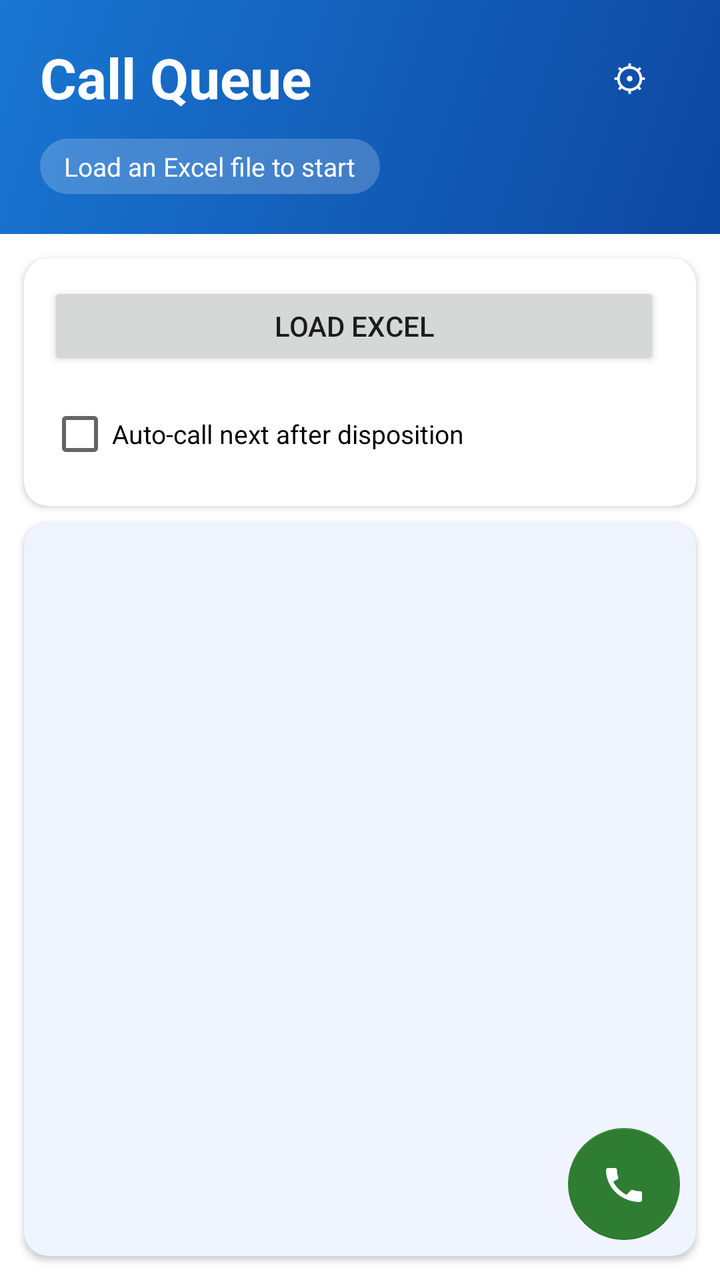
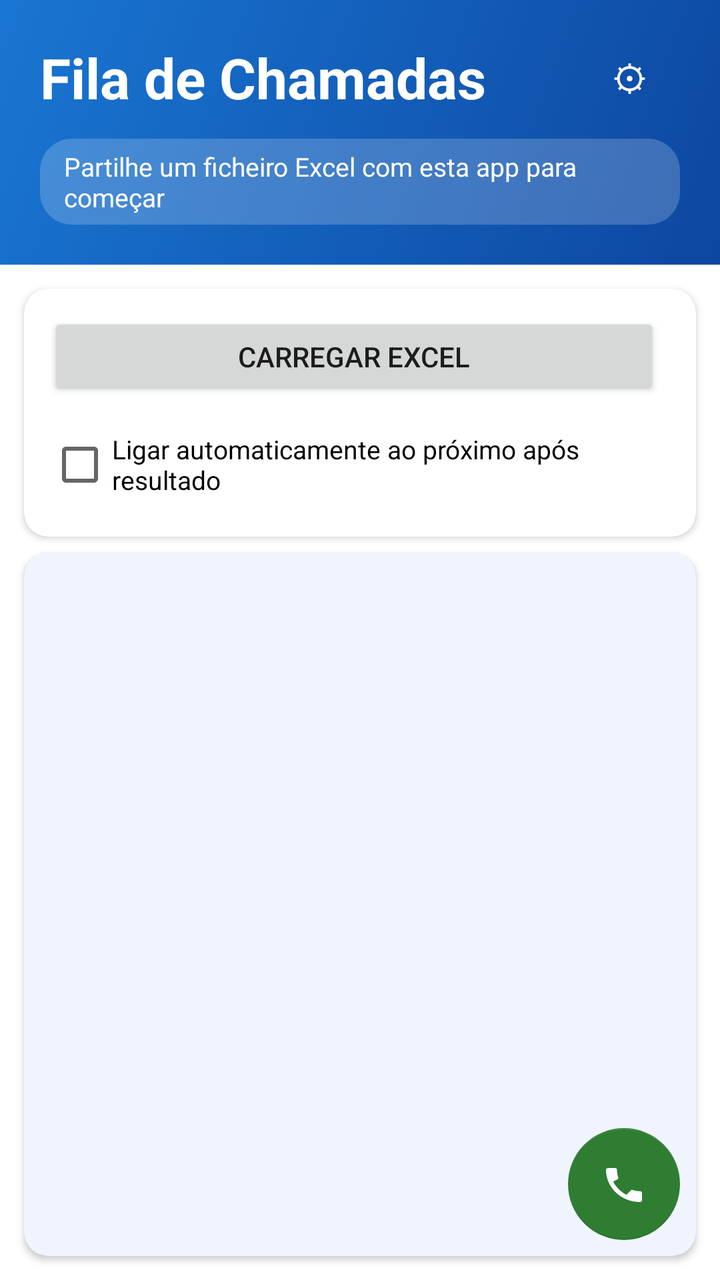

An Android layout rendered at two revisions. The XML below is the earlier revision; the diff shows what the commit changed to produce the second picture.
<!-- AndroidManifest.xml: application theme Theme.DialerApp -->
<!-- res/layout/activity_main.xml -->
<?xml version="1.0" encoding="utf-8"?>
<androidx.coordinatorlayout.widget.CoordinatorLayout
    xmlns:android="http://schemas.android.com/apk/res/android"
    xmlns:app="http://schemas.android.com/apk/res-auto"
    android:layout_width="match_parent"
    android:layout_height="match_parent">

    <LinearLayout
        android:layout_width="match_parent"
        android:layout_height="match_parent"
        android:orientation="vertical">

        
        <LinearLayout
            android:layout_width="match_parent"
            android:layout_height="wrap_content"
            android:orientation="vertical"
            android:background="@drawable/header_gradient"
            android:paddingStart="20dp"
            android:paddingEnd="20dp"
            android:paddingTop="20dp"
            android:paddingBottom="20dp">

            <LinearLayout
                android:layout_width="match_parent"
                android:layout_height="wrap_content"
                android:orientation="horizontal"
                android:gravity="center_vertical">

                <TextView
                    android:layout_width="0dp"
                    android:layout_height="wrap_content"
                    android:layout_weight="1"
                    android:text="Call Queue"
                    android:textSize="28sp"
                    android:textStyle="bold"
                    android:textColor="#FFFFFF" />

                <Button
                    android:id="@+id/btnSettings"
                    style="@style/Widget.MaterialComponents.Button.OutlinedButton"
                    android:layout_width="wrap_content"
                    android:layout_height="36dp"
                    android:text="⚙"
                    android:textSize="18sp"
                    android:textColor="#FFFFFF"
                    android:minWidth="0dp"
                    android:paddingStart="12dp"
                    android:paddingEnd="12dp"
                    app:strokeColor="#80FFFFFF"
                    app:strokeWidth="1dp" />
            </LinearLayout>

            <TextView
                android:id="@+id/statusText"
                android:layout_width="wrap_content"
                android:layout_height="wrap_content"
                android:text="Load an Excel file to start"
                android:textSize="13sp"
                android:textColor="#FFFFFF"
                android:background="@drawable/status_chip_bg"
                android:paddingStart="12dp"
                android:paddingEnd="12dp"
                android:paddingTop="5dp"
                android:paddingBottom="5dp"
                android:layout_marginTop="12dp" />
        </LinearLayout>

        
        <com.google.android.material.card.MaterialCardView
            android:layout_width="match_parent"
            android:layout_height="wrap_content"
            android:layout_marginStart="12dp"
            android:layout_marginEnd="12dp"
            android:layout_marginTop="12dp"
            android:layout_marginBottom="4dp"
            app:cardCornerRadius="12dp"
            app:cardElevation="2dp">

            <LinearLayout
                android:layout_width="match_parent"
                android:layout_height="wrap_content"
                android:orientation="vertical"
                android:padding="12dp">

                <LinearLayout
                    android:layout_width="match_parent"
                    android:layout_height="wrap_content"
                    android:orientation="horizontal"
                    android:layout_marginBottom="8dp">

                    <Button
                        android:id="@+id/btnLoad"
                        android:layout_width="0dp"
                        android:layout_height="44dp"
                        android:layout_weight="1"
                        android:text="Load Excel"
                        android:layout_marginEnd="6dp" />

                    <Button
                        android:id="@+id/btnReload"
                        android:layout_width="0dp"
                        android:layout_height="44dp"
                        android:layout_weight="1"
                        android:text="Reload Last File"
                        android:backgroundTint="#1565C0"
                        android:visibility="gone" />
                </LinearLayout>

                <Button
                    android:id="@+id/btnShareResults"
                    android:layout_width="match_parent"
                    android:layout_height="44dp"
                    android:text="Share Results"
                    android:backgroundTint="#1565C0"
                    android:visibility="gone"
                    android:layout_marginBottom="8dp" />

                <CheckBox
                    android:id="@+id/checkAutoCall"
                    android:layout_width="wrap_content"
                    android:layout_height="wrap_content"
                    android:text="Auto-call next after disposition"
                    android:textSize="13sp" />
            </LinearLayout>
        </com.google.android.material.card.MaterialCardView>

        
        <com.google.android.material.card.MaterialCardView
            android:layout_width="match_parent"
            android:layout_height="0dp"
            android:layout_weight="1"
            android:layout_marginStart="12dp"
            android:layout_marginEnd="12dp"
            android:layout_marginTop="4dp"
            android:layout_marginBottom="12dp"
            app:cardCornerRadius="12dp"
            app:cardElevation="2dp"
            app:cardBackgroundColor="#F0F4FF">

            <androidx.recyclerview.widget.RecyclerView
                android:id="@+id/recyclerView"
                android:layout_width="match_parent"
                android:layout_height="match_parent"
                android:paddingBottom="88dp"
                android:clipToPadding="false" />
        </com.google.android.material.card.MaterialCardView>

    </LinearLayout>

    
    <com.google.android.material.floatingactionbutton.FloatingActionButton
        android:id="@+id/btnDial"
        android:layout_width="wrap_content"
        android:layout_height="wrap_content"
        android:layout_gravity="bottom|end"
        android:layout_margin="20dp"
        android:src="@drawable/ic_phone_white"
        android:contentDescription="Dial Next"
        android:enabled="false"
        app:backgroundTint="#2E7D32"
        app:tint="#FFFFFF"
        app:fabSize="normal" />

</androidx.coordinatorlayout.widget.CoordinatorLayout>
<!-- resources referenced by this layout -->
<resources>
  <!-- drawable header_gradient (drawable) -->
  <?xml version="1.0" encoding="utf-8"?>
  <shape xmlns:android="http://schemas.android.com/apk/res/android">
      <gradient
          android:startColor="#0D47A1"
          android:endColor="#1976D2"
          android:angle="135" />
  </shape>
  <!-- drawable ic_phone_white (drawable) -->
  <?xml version="1.0" encoding="utf-8"?>
  <vector xmlns:android="http://schemas.android.com/apk/res/android"
      android:width="24dp"
      android:height="24dp"
      android:viewportWidth="24"
      android:viewportHeight="24">
      <path
          android:fillColor="#FFFFFF"
          android:pathData="M6.6,10.8c1.4,2.8 3.8,5.1 6.6,6.6l2.2,-2.2c0.3,-0.3 0.7,-0.4 1,-0.2 1.1,0.4 2.3,0.6 3.6,0.6 0.6,0 1,0.4 1,1V20c0,0.6 -0.4,1 -1,1C10.4,21 3,13.6 3,5c0,-0.6 0.4,-1 1,-1h3.5c0.6,0 1,0.4 1,1 0,1.3 0.2,2.5 0.6,3.6 0.1,0.3 0,0.7 -0.2,1L6.6,10.8z"/>
  </vector>
  <!-- drawable status_chip_bg (drawable) -->
  <?xml version="1.0" encoding="utf-8"?>
  <shape xmlns:android="http://schemas.android.com/apk/res/android"
      android:shape="rectangle">
      <corners android:radius="16dp" />
      <solid android:color="#33FFFFFF" />
  </shape>
  <style name="Theme.DialerApp" parent="Theme.MaterialComponents.Light.NoActionBar">
          <item name="colorPrimary">#1565C0</item>
          <item name="colorPrimaryVariant">#0D47A1</item>
          <item name="colorOnPrimary">#FFFFFF</item>
          <item name="colorSecondary">#2E7D32</item>
      </style>
</resources>

<!-- the commit's change to res/layout/activity_main.xml (unified diff, before → after) -->
@@ -10,7 +10,6 @@
         android:layout_height="match_parent"
         android:orientation="vertical">
 
-        
         <LinearLayout
             android:layout_width="match_parent"
             android:layout_height="wrap_content"
@@ -31,7 +30,7 @@
                     android:layout_width="0dp"
                     android:layout_height="wrap_content"
                     android:layout_weight="1"
-                    android:text="Call Queue"
+                    android:text="@string/header_title"
                     android:textSize="28sp"
                     android:textStyle="bold"
                     android:textColor="#FFFFFF" />
@@ -41,7 +40,7 @@
                     style="@style/Widget.MaterialComponents.Button.OutlinedButton"
                     android:layout_width="wrap_content"
                     android:layout_height="36dp"
-                    android:text="⚙"
+                    android:text="@string/btn_settings"
                     android:textSize="18sp"
                     android:textColor="#FFFFFF"
                     android:minWidth="0dp"
@@ -55,7 +54,7 @@
                 android:id="@+id/statusText"
                 android:layout_width="wrap_content"
                 android:layout_height="wrap_content"
-                android:text="Load an Excel file to start"
+                android:text="@string/status_empty"
                 android:textSize="13sp"
                 android:textColor="#FFFFFF"
                 android:background="@drawable/status_chip_bg"
@@ -66,7 +65,6 @@
                 android:layout_marginTop="12dp" />
         </LinearLayout>
 
-        
         <com.google.android.material.card.MaterialCardView
             android:layout_width="match_parent"
             android:layout_height="wrap_content"
@@ -94,7 +92,7 @@
                         android:layout_width="0dp"
                         android:layout_height="44dp"
                         android:layout_weight="1"
-                        android:text="Load Excel"
+                        android:text="@string/btn_load"
                         android:layout_marginEnd="6dp" />
 
                     <Button
@@ -102,7 +100,7 @@
                         android:layout_width="0dp"
                         android:layout_height="44dp"
                         android:layout_weight="1"
-                        android:text="Reload Last File"
+                        android:text="@string/btn_load"
                         android:backgroundTint="#1565C0"
                         android:visibility="gone" />
                 </LinearLayout>
@@ -111,7 +109,7 @@
                     android:id="@+id/btnShareResults"
                     android:layout_width="match_parent"
                     android:layout_height="44dp"
-                    android:text="Share Results"
+                    android:text="@string/btn_share_results"
                     android:backgroundTint="#1565C0"
                     android:visibility="gone"
                     android:layout_marginBottom="8dp" />
@@ -120,12 +118,11 @@
                     android:id="@+id/checkAutoCall"
                     android:layout_width="wrap_content"
                     android:layout_height="wrap_content"
-                    android:text="Auto-call next after disposition"
+                    android:text="@string/check_auto_call"
                     android:textSize="13sp" />
             </LinearLayout>
         </com.google.android.material.card.MaterialCardView>
 
-        
         <com.google.android.material.card.MaterialCardView
             android:layout_width="match_parent"
             android:layout_height="0dp"
@@ -148,7 +145,6 @@
 
     </LinearLayout>
 
-    
     <com.google.android.material.floatingactionbutton.FloatingActionButton
         android:id="@+id/btnDial"
         android:layout_width="wrap_content"
@@ -156,7 +152,7 @@
         android:layout_gravity="bottom|end"
         android:layout_margin="20dp"
         android:src="@drawable/ic_phone_white"
-        android:contentDescription="Dial Next"
+        android:contentDescription="@string/fab_dial_description"
         android:enabled="false"
         app:backgroundTint="#2E7D32"
         app:tint="#FFFFFF"
<!-- resource entries referenced after the edit -->
@@ -26,6 +26,13 @@
       <corners android:radius="16dp" />
       <solid android:color="#33FFFFFF" />
   </shape>
+  <string name="btn_load">Carregar Excel</string>
+  <string name="btn_settings">⚙</string>
+  <string name="btn_share_results">Partilhar Resultados</string>
+  <string name="check_auto_call">Ligar automaticamente ao próximo após resultado</string>
+  <string name="fab_dial_description">Ligar ao Próximo</string>
+  <string name="header_title">Fila de Chamadas</string>
+  <string name="status_empty">Partilhe um ficheiro Excel com esta app para começar</string>
   <style name="Theme.DialerApp" parent="Theme.MaterialComponents.Light.NoActionBar">
           <item name="colorPrimary">#1565C0</item>
           <item name="colorPrimaryVariant">#0D47A1</item>
